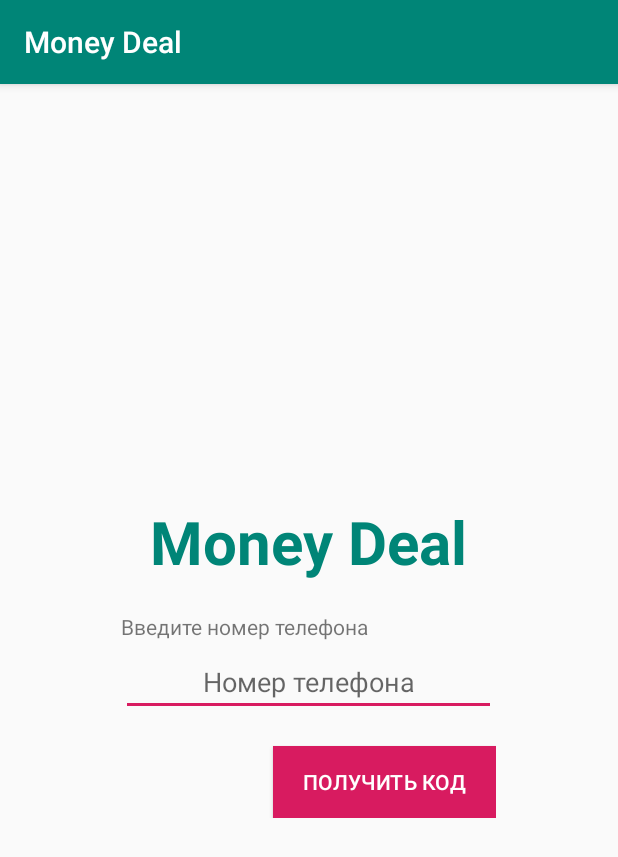
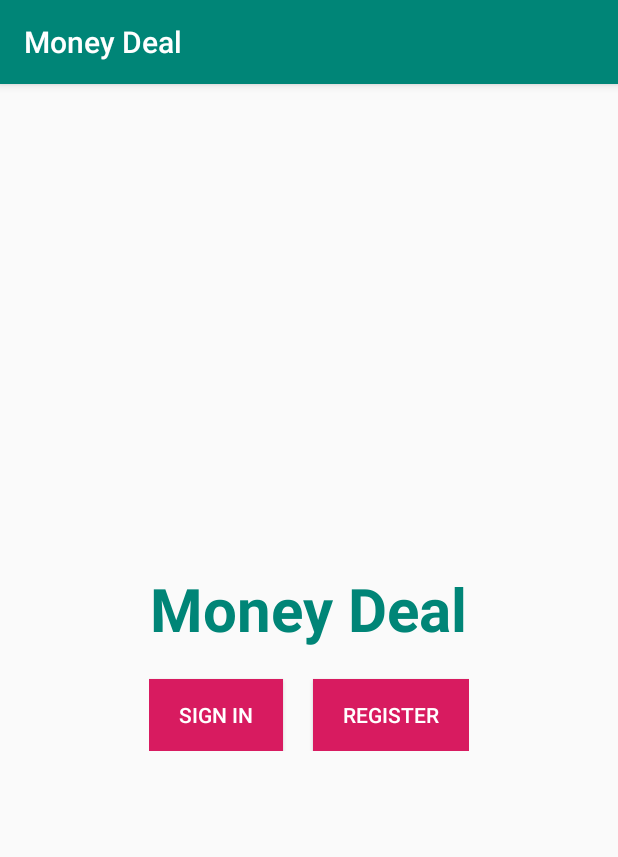
Before and after one commit to TheRecoveryTeam/dengi-deal, an Android app: the screen it shows after launch (MainActivity), on a phone screen of 412 x 824 dp. Shown: the top 857 px of the screen. Run offline under Robolectric (Android 15) with nearby library versions, the phone set to English and light mode, and no system bars.

Commit message:
[+] added register

```diff
--- /dev/null
+++ b/app/src/main/java/ru/moneydeal/app/ApplicationModified.java
@@ -0,0 +1,31 @@
+package ru.moneydeal.app;
+
+import android.app.Application;
+import android.content.Context;
+
+import ru.moneydeal.app.network.ApiRepo;
+
+public class ApplicationModified extends Application {
+
+    private ApiRepo mApiRepo;
+    private AuthRepo mAuthRepo;
+
+    @Override
+    public void onCreate() {
+        super.onCreate();
+        mApiRepo = new ApiRepo();
+        mAuthRepo = new AuthRepo(mApiRepo);
+    }
+
+    public AuthRepo getAuthRepo() {
+        return mAuthRepo;
+    }
+
+    public ApiRepo getApis() {
+        return mApiRepo;
+    }
+
+    public static ApplicationModified from(Context context) {
+        return (ApplicationModified) context.getApplicationContext();
+    }
+}
--- /dev/null
+++ b/app/src/main/java/ru/moneydeal/app/IActivity.java
@@ -0,0 +1,6 @@
+package ru.moneydeal.app;
+
+public interface IActivity {
+    void showRegister();
+    void showHistory();
+}
--- a/app/src/main/java/ru/moneydeal/app/MainActivity.java
+++ b/app/src/main/java/ru/moneydeal/app/MainActivity.java
@@ -1,12 +1,16 @@
 package ru.moneydeal.app;
 
 import androidx.appcompat.app.AppCompatActivity;
+import androidx.fragment.app.Fragment;
+import androidx.fragment.app.FragmentTransaction;
 
 import android.os.Bundle;
 
-import ru.moneydeal.app.pages.PhoneFragment;
+import ru.moneydeal.app.pages.HistoryFragment;
+import ru.moneydeal.app.pages.RegisterFragment;
+import ru.moneydeal.app.pages.MainFragment;
 
-public class MainActivity extends AppCompatActivity {
+public class MainActivity extends AppCompatActivity implements IActivity {
 
     @Override
     protected void onCreate(Bundle savedInstanceState) {
@@ -14,10 +18,35 @@ public class MainActivity extends AppCompatActivity {
         setContentView(R.layout.activity_main);
 
         if (savedInstanceState == null) {
-            getSupportFragmentManager()
-                    .beginTransaction()
-                    .add(R.id.fragment_container, new PhoneFragment())
-                    .commit();
+            initState();
         }
     }
+
+    private void initState() {
+        FragmentTransaction transaction = getSupportFragmentManager().beginTransaction();
+        Fragment fragmentList = getSupportFragmentManager().findFragmentById(R.id.fragment_container);
+
+        if (fragmentList == null || !fragmentList.isVisible()) {
+            transaction.add(R.id.fragment_container, new MainFragment());
+        }
+
+        transaction.addToBackStack(null);
+        transaction.commit();
+    }
+
+
+
+    public void showRegister() {
+        getSupportFragmentManager().beginTransaction()
+                .replace(R.id.fragment_container, new RegisterFragment())
+                .addToBackStack(null)
+                .commit();
+    }
+
+    public void showHistory() {
+        getSupportFragmentManager().beginTransaction()
+                .replace(R.id.fragment_container, new HistoryFragment())
+                .addToBackStack(null)
+                .commit();
+    }
 }
--- /dev/null
+++ b/app/src/main/java/ru/moneydeal/app/network/ApiRepo.java
@@ -0,0 +1,36 @@
+package ru.moneydeal.app.network;
+
+import android.content.Context;
+
+import okhttp3.HttpUrl;
+import okhttp3.OkHttpClient;
+import retrofit2.Retrofit;
+import retrofit2.converter.moshi.MoshiConverterFactory;
+import ru.moneydeal.app.ApplicationModified;
+
+public class ApiRepo {
+    private final UserApi mUserApi;
+    private final OkHttpClient mOkHttpClient;
+
+    public ApiRepo() {
+        mOkHttpClient = new OkHttpClient()
+                .newBuilder()
+                .build();
+
+        Retrofit retrofit = new Retrofit.Builder()
+                .addConverterFactory(MoshiConverterFactory.create())
+                .baseUrl("http://10.0.2.2:8080/")
+                .client(mOkHttpClient)
+                .build();
+
+        mUserApi = retrofit.create(UserApi.class);
+    }
+
+    public UserApi getUserApi() {
+        return mUserApi;
+    }
+
+    public static ApiRepo from(Context context) {
+        return ApplicationModified.from(context).getApis();
+    }
+}
--- a/app/src/main/java/ru/moneydeal/app/pages/PhoneFragment.java
+++ b/app/src/main/java/ru/moneydeal/app/pages/HistoryFragment.java
@@ -11,12 +11,11 @@ import androidx.fragment.app.Fragment;
 
 import ru.moneydeal.app.R;
 
-public class PhoneFragment extends Fragment {
+public class HistoryFragment extends Fragment {
     @Nullable
     @Override
     public View onCreateView(@NonNull LayoutInflater inflater, @Nullable ViewGroup container,
                              @Nullable Bundle savedInstanceState) {
-
-        return inflater.inflate(R.layout.phone_fragment, container, false);
+        return inflater.inflate(R.layout.history_fragment, container, false);
     }
 }
--- /dev/null
+++ b/app/src/main/java/ru/moneydeal/app/pages/MainFragment.java
@@ -0,0 +1,43 @@
+package ru.moneydeal.app.pages;
+
+import android.os.Bundle;
+import android.view.LayoutInflater;
+import android.view.View;
+import android.view.ViewGroup;
+import android.widget.Button;
+
+import androidx.annotation.NonNull;
+import androidx.annotation.Nullable;
+import androidx.fragment.app.Fragment;
+
+import ru.moneydeal.app.IActivity;
+import ru.moneydeal.app.R;
+
+public class MainFragment extends Fragment {
+    private Button mRegisterButton;
+
+    @Nullable
+    @Override
+    public View onCreateView(@NonNull LayoutInflater inflater, @Nullable ViewGroup container,
+                             @Nullable Bundle savedInstanceState) {
+        View view = inflater.inflate(R.layout.main_fragment, container, false);
+
+        bindLoginButton(view);
+
+        return view;
+    }
+
+    private void bindLoginButton(View view) {
+        mRegisterButton = view.findViewById(R.id.registerButton);
+
+        mRegisterButton.setOnClickListener(v -> {
+            IActivity activity = (IActivity) getActivity();
+
+            if (activity == null) {
+                return;
+            }
+
+            activity.showRegister();
+        });
+    }
+}
--- a/app/src/main/res/layout/phone_fragment.xml
+++ b/app/src/main/res/layout/main_fragment.xml
@@ -15,47 +15,37 @@
             android:layout_height="wrap_content"
             android:layout_alignParentTop="true"
             android:layout_centerHorizontal="true"
-            android:text="@string/app_name"
+            android:text="@string/appName"
             android:textAlignment="center"
             android:textStyle="bold"
             android:textColor="@color/colorPrimary"
             android:textSize="40sp"
             />
 
-        <TextView
-            android:id="@+id/authPhoneInputLabel"
-            android:layout_width="@dimen/phoneInputWidth"
+        <Button
+            android:id="@+id/signInButton"
+            android:layout_marginTop="@dimen/spacingM"
+            android:layout_width="wrap_content"
             android:layout_height="wrap_content"
             android:layout_below="@id/appNameTitle"
-            android:layout_centerHorizontal="true"
-            android:layout_marginTop="@dimen/spacingM"
-            android:text="@string/authPhoneInputLabel"
-            android:labelFor="@id/authPhoneInputLabel"
-            />
-
-        <EditText
-            android:id="@+id/authPhoneInput"
-            android:layout_width="@dimen/phoneInputWidth"
-            android:layout_height="@dimen/inputHeight"
-            android:layout_below="@id/authPhoneInputLabel"
-            android:layout_centerHorizontal="true"
-            android:layout_marginTop="@dimen/spacingS"
-            android:digits="0123456789+"
-            android:gravity="center_horizontal"
-            android:inputType="phone"
-            android:hint="@string/phoneNumberText"
-            android:autofillHints=".AUTOFILL_HINT_PHONE_NUMBER_DEVICE"
+            android:background="@color/colorAccent"
+            android:textColor="@color/white"
+            android:text="@string/signInButtonText"
+            android:paddingLeft="@dimen/spacingM"
+            android:paddingRight="@dimen/spacingM"
             />
 
         <Button
-            android:layout_alignRight="@id/authPhoneInput"
+            android:id="@+id/registerButton"
             android:layout_marginTop="@dimen/spacingM"
+            android:layout_marginLeft="@dimen/spacingM"
             android:layout_width="wrap_content"
             android:layout_height="wrap_content"
-            android:layout_below="@id/authPhoneInput"
+            android:layout_below="@id/appNameTitle"
+            android:layout_toRightOf="@+id/signInButton"
             android:background="@color/colorAccent"
             android:textColor="@color/white"
-            android:text="@string/receiveCodeBtnText"
+            android:text="@string/registerButtonText"
             android:paddingLeft="@dimen/spacingM"
             android:paddingRight="@dimen/spacingM"
             />
--- a/app/src/main/res/values/strings.xml
+++ b/app/src/main/res/values/strings.xml
@@ -1,6 +1,10 @@
 <resources>
-    <string name="app_name">Money Deal</string>
-    <string name="authPhoneInputLabel">Введите номер телефона</string>
-    <string name="receiveCodeBtnText">Получить код</string>
-    <string name="phoneNumberText">Номер телефона</string>
+    <string name="appName">Money Deal</string>
+    <string name="historyName">History</string>
+    <string name="loginInputText">Login</string>
+    <string name="passwordInputText">Password</string>
+    <string name="signInButtonText">Sign In</string>
+    <string name="registerButtonText">Register</string>
+    <string name="loginText">Your login</string>
+    <string name="passwordText">Your password</string>
 </resources>
--- /dev/null
+++ b/app/src/main/res/xml/network_security_config.xml
@@ -0,0 +1,6 @@
+<?xml version="1.0" encoding="utf-8"?>
+<network-security-config>
+    <domain-config cleartextTrafficPermitted="true">
+        <domain includeSubdomains="true">10.0.2.2</domain>
+    </domain-config>
+</network-security-config>
```
Also changed, not shown: app/build.gradle (+13 -0 lines), app/src/main/AndroidManifest.xml (+6 -1 lines), app/src/main/java/ru/moneydeal/app/AuthRepo.java (added, +78 -0 lines), app/src/main/java/ru/moneydeal/app/RegisterViewModel.java (added, +101 -0 lines), app/src/main/java/ru/moneydeal/app/network/UserApi.java (added, +36 -0 lines), app/src/main/java/ru/moneydeal/app/pages/RegisterFragment.java (added, +73 -0 lines), app/src/main/res/layout/history_fragment.xml (added, +20 -0 lines), app/src/main/res/layout/register_fragment.xml (added, +79 -0 lines).
